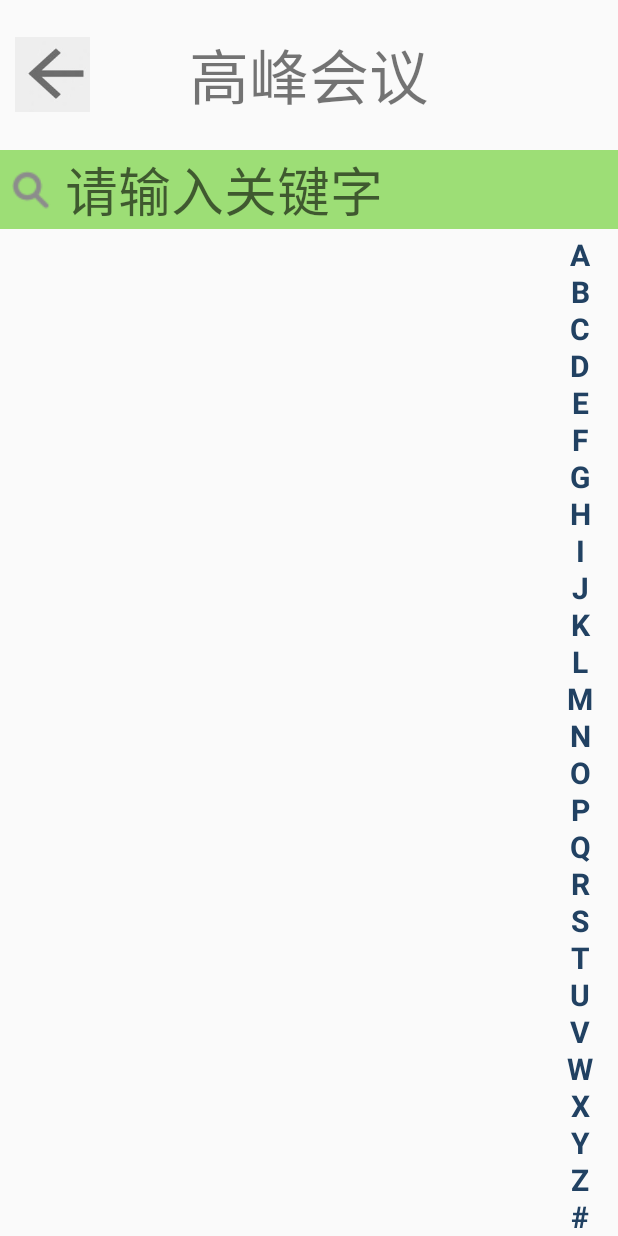
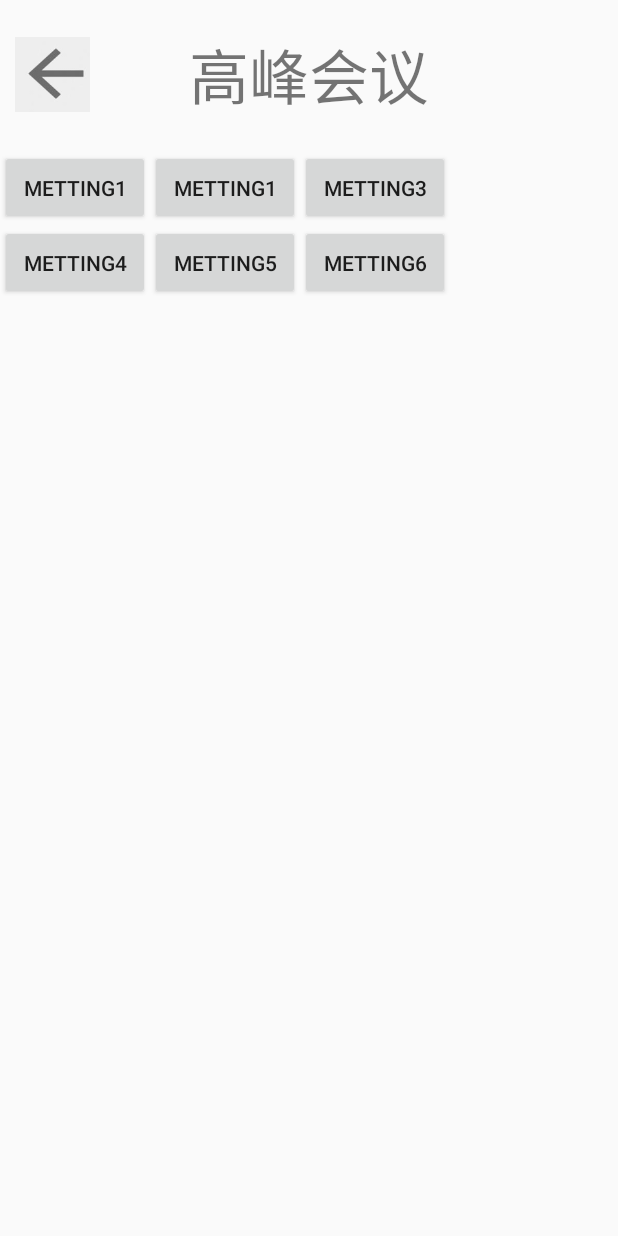
Before and after one commit to BRIANYANGYANG/InfoComm_App, an Android app: the MeetingActivity screen opened directly, with no data from a screen before it, on a phone screen of 412 x 824 dp. Run offline under Robolectric (Android 15) with nearby library versions, the phone set to English and light mode, and no system bars; our stand-ins replace ButterKnife.

Commit message:
cm  增加会议信息显示

```diff
--- a/app/src/main/java/com/example/administrator/infocomm/MeetingActivity.java
+++ b/app/src/main/java/com/example/administrator/infocomm/MeetingActivity.java
@@ -1,13 +1,17 @@
 package com.example.administrator.infocomm;
 
 import android.os.Bundle;
-import android.support.annotation.Nullable;
 import android.support.v7.app.AppCompatActivity;
 import android.view.WindowManager;
+import android.widget.Button;
+import android.widget.ImageView;
 import android.widget.TextView;
+
+import com.bumptech.glide.Glide;
 
 import butterknife.BindView;
 import butterknife.ButterKnife;
+import butterknife.OnClick;
 
 /**
  * Created by Administrator on 2018/3/11 0011.
@@ -18,6 +22,56 @@ public class MeetingActivity extends AppCompatActivity {
     @BindView(R.id.title_text)
     TextView title;
 
+    @BindView(R.id.meeting_img)
+    ImageView meetingImg;
+
+    @BindView(R.id.button1)
+    Button button1;
+
+    @BindView(R.id.button2)
+    Button button2;
+
+    @BindView(R.id.button3)
+    Button button3;
+
+    @BindView(R.id.button4)
+    Button button4;
+
+    @BindView(R.id.button5)
+    Button button5;
+
+    @BindView(R.id.button6)
+    Button button6;
+
+    @OnClick(R.id.button1)
+     void Button1() {
+        Glide.with(this).load(R.drawable.metting1).into(meetingImg);
+    }
+
+    @OnClick(R.id.button2)
+    void Button2() {
+        Glide.with(this).load(R.drawable.metting2).into(meetingImg);
+    }
+
+    @OnClick(R.id.button3)
+    void Button3() {
+        Glide.with(this).load(R.drawable.metting3).into(meetingImg);
+    }
+    @OnClick(R.id.button4)
+    void Button4() {
+        Glide.with(this).load(R.drawable.metting4).into(meetingImg);
+    } @OnClick(R.id.button5)
+    void Button5() {
+        Glide.with(this).load(R.drawable.metting5).into(meetingImg);
+    }
+    @OnClick(R.id.button6)
+    void Button6() {
+        Glide.with(this).load(R.drawable.metting6).into(meetingImg);
+    }
+
+
+
+
     @Override
     protected void onCreate(Bundle savedInstanceState) {
         super.onCreate(savedInstanceState);
@@ -25,7 +79,7 @@ public class MeetingActivity extends AppCompatActivity {
         //去掉Activity上面的状态栏
         getWindow().setFlags(WindowManager.LayoutParams.FLAG_FULLSCREEN, WindowManager.LayoutParams.FLAG_FULLSCREEN);
 
-        setContentView(R.layout.search_main);
+        setContentView(R.layout.meeting_main);
         ButterKnife.bind(this);
 
         title.setText("高峰会议");
```
